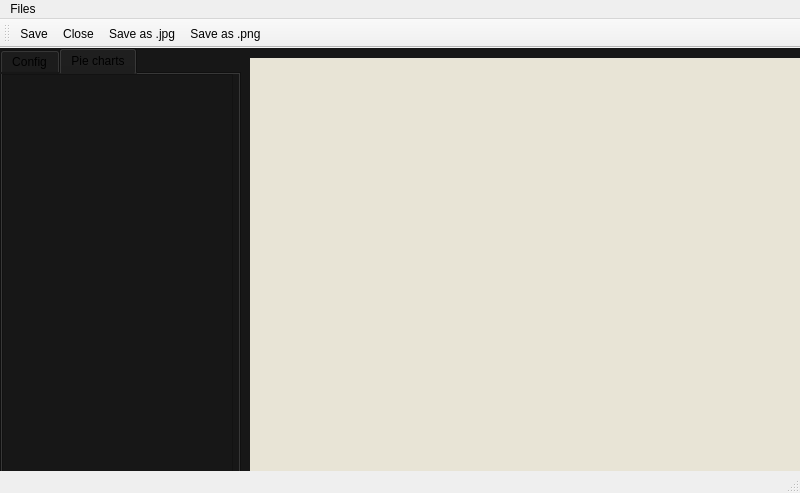
Old version of the form graphwindow.ui in the repository AndjelaDamnjanovic/MassifVisualization.
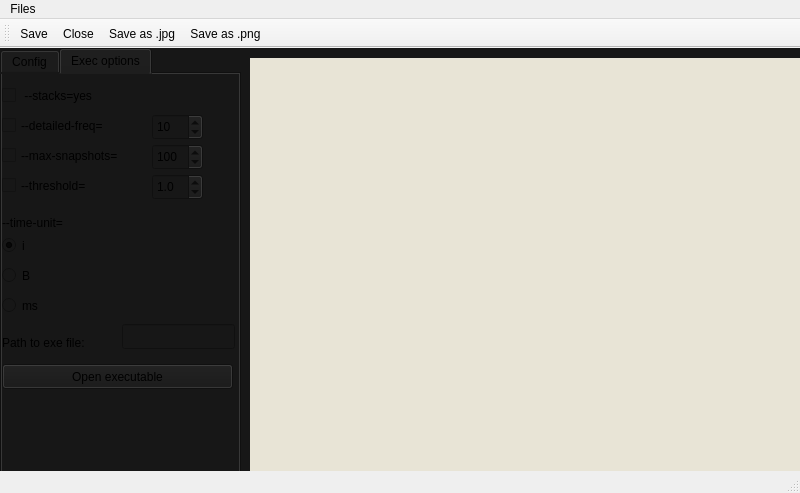
New version of the form. The open tabs and pages were chosen to show the change. Icons and pictures are not drawn.

Commit message: Implemented showing graph from an executable file. There is a bug that needs to be found

```diff
--- a/graphwindow.ui
+++ b/graphwindow.ui
@@ -345,19 +345,209 @@
     </widget>
     <widget class="QWidget" name="drawTab">
      <attribute name="title">
-      <string>Pie charts</string>
+      <string>Exec options</string>
      </attribute>
-     <widget class="QListWidget" name="lwPie">
+     <widget class="QCheckBox" name="cbStacks">
       <property name="geometry">
        <rect>
         <x>0</x>
-        <y>0</y>
+        <y>10</y>
+        <width>111</width>
+        <height>23</height>
+       </rect>
+      </property>
+      <property name="text">
+       <string> --stacks=yes</string>
+      </property>
+     </widget>
+     <widget class="QCheckBox" name="cbDetailedFreq">
+      <property name="geometry">
+       <rect>
+        <x>0</x>
+        <y>40</y>
+        <width>131</width>
+        <height>23</height>
+       </rect>
+      </property>
+      <property name="text">
+       <string>--detailed-freq=</string>
+      </property>
+     </widget>
+     <widget class="QSpinBox" name="spinFreq">
+      <property name="geometry">
+       <rect>
+        <x>150</x>
+        <y>40</y>
+        <width>51</width>
+        <height>26</height>
+       </rect>
+      </property>
+      <property name="value">
+       <number>10</number>
+      </property>
+     </widget>
+     <widget class="QCheckBox" name="cbMaxSnaps">
+      <property name="geometry">
+       <rect>
+        <x>0</x>
+        <y>70</y>
+        <width>141</width>
+        <height>23</height>
+       </rect>
+      </property>
+      <property name="text">
+       <string>--max-snapshots=</string>
+      </property>
+     </widget>
+     <widget class="QSpinBox" name="spinSnapshots">
+      <property name="geometry">
+       <rect>
+        <x>150</x>
+        <y>70</y>
+        <width>51</width>
+        <height>26</height>
+       </rect>
+      </property>
+      <property name="maximum">
+       <number>200</number>
+      </property>
+      <property name="singleStep">
+       <number>10</number>
+      </property>
+      <property name="value">
+       <number>100</number>
+      </property>
+      <property name="displayIntegerBase">
+       <number>10</number>
+      </property>
+     </widget>
+     <widget class="QCheckBox" name="cbThreshold">
+      <property name="geometry">
+       <rect>
+        <x>0</x>
+        <y>100</y>
+        <width>131</width>
+        <height>23</height>
+       </rect>
+      </property>
+      <property name="text">
+       <string>--threshold=</string>
+      </property>
+     </widget>
+     <widget class="QDoubleSpinBox" name="spinThreshold">
+      <property name="geometry">
+       <rect>
+        <x>150</x>
+        <y>100</y>
+        <width>51</width>
+        <height>26</height>
+       </rect>
+      </property>
+      <property name="decimals">
+       <number>1</number>
+      </property>
+      <property name="maximum">
+       <double>10.000000000000000</double>
+      </property>
+      <property name="singleStep">
+       <double>0.100000000000000</double>
+      </property>
+      <property name="stepType">
+       <enum>QAbstractSpinBox::DefaultStepType</enum>
+      </property>
+      <property name="value">
+       <double>1.000000000000000</double>
+      </property>
+     </widget>
+     <widget class="QLabel" name="lblTimeUnit">
+      <property name="geometry">
+       <rect>
+        <x>0</x>
+        <y>140</y>
+        <width>91</width>
+        <height>17</height>
+       </rect>
+      </property>
+      <property name="text">
+       <string>--time-unit=</string>
+      </property>
+     </widget>
+     <widget class="QRadioButton" name="rbI">
+      <property name="geometry">
+       <rect>
+        <x>0</x>
+        <y>160</y>
+        <width>112</width>
+        <height>23</height>
+       </rect>
+      </property>
+      <property name="text">
+       <string>i</string>
+      </property>
+      <property name="checked">
+       <bool>true</bool>
+      </property>
+     </widget>
+     <widget class="QRadioButton" name="rbB">
+      <property name="geometry">
+       <rect>
+        <x>0</x>
+        <y>190</y>
+        <width>112</width>
+        <height>23</height>
+       </rect>
+      </property>
+      <property name="text">
+       <string>B</string>
+      </property>
+     </widget>
+     <widget class="QRadioButton" name="rbMs">
+      <property name="geometry">
+       <rect>
+        <x>0</x>
+        <y>220</y>
+        <width>112</width>
+        <height>23</height>
+       </rect>
+      </property>
+      <property name="text">
+       <string>ms</string>
+      </property>
+     </widget>
+     <widget class="QLabel" name="lblPath">
+      <property name="geometry">
+       <rect>
+        <x>0</x>
+        <y>260</y>
+        <width>111</width>
+        <height>17</height>
+       </rect>
+      </property>
+      <property name="text">
+       <string>Path to exe file:</string>
+      </property>
+     </widget>
+     <widget class="QLineEdit" name="leExe">
+      <property name="geometry">
+       <rect>
+        <x>120</x>
+        <y>250</y>
+        <width>113</width>
+        <height>25</height>
+       </rect>
+      </property>
+     </widget>
+     <widget class="QPushButton" name="pbOpenExec">
+      <property name="geometry">
+       <rect>
+        <x>0</x>
+        <y>290</y>
         <width>231</width>
-        <height>411</height>
+        <height>25</height>
        </rect>
       </property>
-      <property name="styleSheet">
-       <string notr="true">background color: white</string>
+      <property name="text">
+       <string>Open executable</string>
       </property>
      </widget>
     </widget>
```
Left out of the diff: 5 changed lines with no effect on the pictures. The commit also changes 2 other files.
